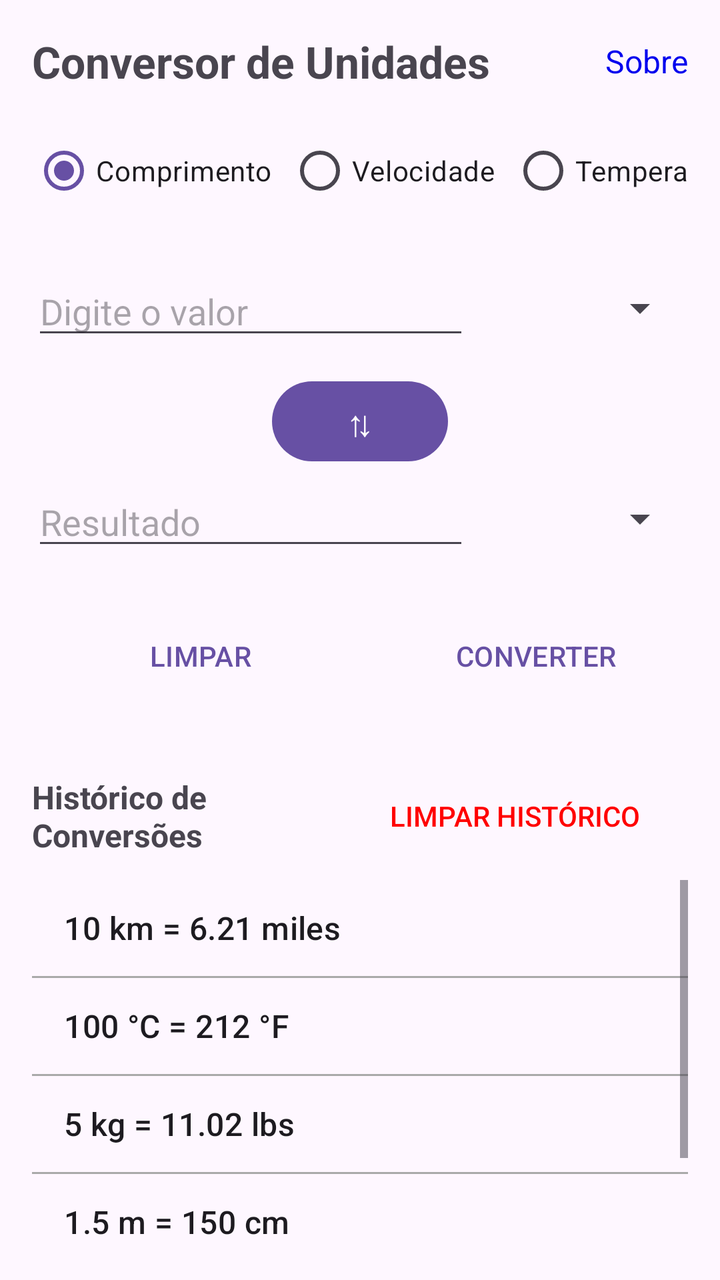
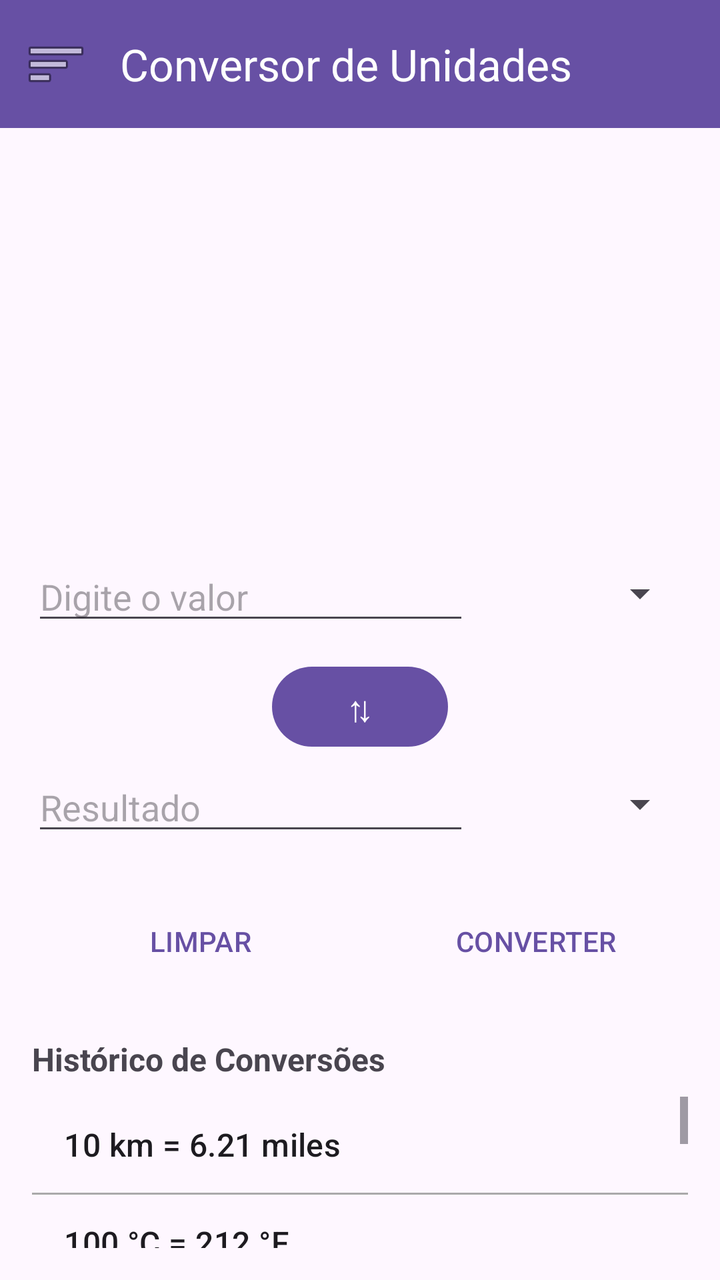

The first picture is an Android layout as it rendered before a commit; the second is the same layout after the commit. The layout source and the unified diff follow.
<!-- AndroidManifest.xml: application theme Theme.ConvertorUnidades -->
<!-- res/layout/activity_main.xml -->
<?xml version="1.0" encoding="utf-8"?>
<LinearLayout xmlns:android="http://schemas.android.com/apk/res/android"
    android:layout_width="match_parent"
    android:layout_height="match_parent"
    android:orientation="vertical"
    android:padding="16dp">

    
    <RelativeLayout
        android:layout_width="match_parent"
        android:layout_height="wrap_content"
        android:layout_marginBottom="16dp">

        <TextView
            android:id="@+id/btnSobre"
            android:layout_width="wrap_content"
            android:layout_height="wrap_content"
            android:text="@string/sobre"
            android:textColor="#0000EE"
            android:textSize="16sp"
            android:layout_alignParentEnd="true"
            android:layout_centerVertical="true"
            android:clickable="true"
            android:focusable="true" />

        <TextView
            android:id="@+id/tvTitulo"
            android:layout_width="match_parent"
            android:layout_height="wrap_content"
            android:text="@string/conversor_de_unidades"
            android:textSize="22sp"
            android:textStyle="bold"
            android:layout_alignParentStart="true"
            android:layout_toStartOf="@id/btnSobre"
            android:layout_marginEnd="8dp"
            android:layout_centerVertical="true" />
    </RelativeLayout>

    
    <HorizontalScrollView
        android:layout_width="match_parent"
        android:layout_height="wrap_content"
        android:fillViewport="true"
        android:scrollbars="none"
        android:layout_marginBottom="24dp">

        <RadioGroup
            android:id="@+id/rgTiposUnidades"
            android:layout_width="wrap_content"
            android:layout_height="wrap_content"
            android:orientation="horizontal">

            <RadioButton
                android:id="@+id/rbComprimento"
                android:layout_width="wrap_content"
                android:layout_height="wrap_content"
                android:text="@string/comprimento"
                android:checked="true"
                android:layout_marginEnd="8dp"/>

            <RadioButton
                android:id="@+id/rbVelocidade"
                android:layout_width="wrap_content"
                android:layout_height="wrap_content"
                android:text="@string/velocidade"
                android:layout_marginEnd="8dp"/>

            <RadioButton
                android:id="@+id/rbTemperatura"
                android:layout_width="wrap_content"
                android:layout_height="wrap_content"
                android:layout_marginEnd="8dp"
                android:text="@string/temperatura" />

            <RadioButton
                android:id="@+id/rbVolume"
                android:layout_width="wrap_content"
                android:layout_height="wrap_content"
                android:text="@string/volume"
                android:layout_marginEnd="8dp"/>

            <RadioButton
                android:id="@+id/rbPeso"
                android:layout_width="wrap_content"
                android:layout_height="wrap_content"
                android:text="@string/peso" />
        </RadioGroup>
    </HorizontalScrollView>

    
    <LinearLayout
        android:layout_width="match_parent"
        android:layout_height="wrap_content"
        android:orientation="horizontal"
        android:weightSum="3"
        android:layout_marginBottom="8dp">

        <EditText
            android:id="@+id/etValorEntrada"
            android:layout_width="0dp"
            android:layout_height="wrap_content"
            android:layout_weight="2"
            android:hint="@string/digite_o_valor"
            android:inputType="numberDecimal"
            android:importantForAutofill="no" />

        <Spinner
            android:id="@+id/spUnidadeEntrada"
            android:layout_width="0dp"
            android:layout_height="wrap_content"
            android:layout_weight="1"
            android:layout_gravity="center_vertical" />

    </LinearLayout>

    
    <Button
        android:id="@+id/btnAlternar"
        android:layout_width="wrap_content"
        android:layout_height="wrap_content"
        android:text="@string/alternarUnidades"
        android:textSize="18sp"
        android:layout_gravity="center_horizontal"
        android:layout_marginTop="4dp"
        android:layout_marginBottom="4dp" />

    
    <LinearLayout
        android:layout_width="match_parent"
        android:layout_height="wrap_content"
        android:orientation="horizontal"
        android:weightSum="3"
        android:layout_marginBottom="24dp">

        <EditText
            android:id="@+id/etValorSaida"
            android:layout_width="0dp"
            android:layout_height="wrap_content"
            android:layout_weight="2"
            android:hint="@string/resultado"
            android:inputType="numberDecimal"
            android:importantForAutofill="no" />

        <Spinner
            android:id="@+id/spUnidadeSaida"
            android:layout_width="0dp"
            android:layout_height="wrap_content"
            android:layout_weight="1"
            android:layout_gravity="center_vertical" />

    </LinearLayout>

    
    <LinearLayout
        android:layout_width="match_parent"
        android:layout_height="wrap_content"
        android:orientation="horizontal"
        style="?android:attr/buttonBarStyle"
        android:layout_marginBottom="32dp">

        <Button
            android:id="@+id/btnLimpar"
            android:layout_width="0dp"
            android:layout_height="wrap_content"
            android:layout_weight="1"
            android:text="@string/limpar"
            android:layout_marginEnd="8dp"
            style="?android:attr/buttonBarButtonStyle" />

        <Button
            android:id="@+id/btnConverter"
            android:layout_width="0dp"
            android:layout_height="wrap_content"
            android:layout_weight="1"
            android:text="@string/converter"
            android:layout_marginStart="8dp"
            style="?android:attr/buttonBarButtonStyle" />

    </LinearLayout>

    
    <RelativeLayout
        android:layout_width="match_parent"
        android:layout_height="wrap_content"
        android:layout_marginBottom="8dp">

        <Button
            android:id="@+id/btnLimparHistorico"
            android:layout_width="wrap_content"
            android:layout_height="wrap_content"
            android:text="@string/limpar_historico"
            style="?android:attr/borderlessButtonStyle"
            android:textColor="#FF0000"
            android:layout_alignParentEnd="true"
            android:layout_centerVertical="true" />

        <TextView
            android:id="@+id/tvTituloHistorico"
            android:layout_width="match_parent"
            android:layout_height="wrap_content"
            android:text="@string/historico_de_conversoes"
            android:textSize="16sp"
            android:textStyle="bold"
            android:layout_alignParentStart="true"
            android:layout_toStartOf="@id/btnLimparHistorico"
            android:layout_marginEnd="8dp"
            android:layout_centerVertical="true" />
    </RelativeLayout>

    
    <ListView
        android:id="@+id/lvHistorico"
        android:layout_width="match_parent"
        android:layout_height="0dp"
        android:layout_weight="1"
        android:entries="@array/dados_fake_historico"
        android:listSelector="@android:color/transparent"
        android:divider="@android:color/darker_gray"
        android:dividerHeight="1dp" />

</LinearLayout>
<!-- resources referenced by this layout -->
<resources>
  <string-array name="dados_fake_historico">
          <item>10 km = 6.21 miles</item>
          <item>100 °C = 212 °F</item>
          <item>5 kg = 11.02 lbs</item>
          <item>1.5 m = 150 cm</item>
          <item>32 °F = 0 °C</item>
      </string-array>
  <string name="alternarUnidades">⇅</string>
  <string name="comprimento">Comprimento</string>
  <string name="conversor_de_unidades">Conversor de Unidades</string>
  <string name="converter">CONVERTER</string>
  <string name="digite_o_valor">Digite o valor</string>
  <string name="historico_de_conversoes">Histórico de Conversões</string>
  <string name="limpar">LIMPAR</string>
  <string name="limpar_historico">Limpar Histórico</string>
  <string name="peso">Peso</string>
  <string name="resultado">Resultado</string>
  <string name="sobre">Sobre</string>
  <string name="temperatura">Temperatura</string>
  <string name="velocidade">Velocidade</string>
  <string name="volume">Volume</string>
  <style name="Theme.ConvertorUnidades" parent="Base.Theme.ConvertorUnidades" />
  <style name="Base.Theme.ConvertorUnidades" parent="Theme.Material3.DayNight.NoActionBar">
          
          
      </style>
</resources>

<!-- the commit's change to res/layout/activity_main.xml (unified diff, before → after) -->
@@ -1,198 +1,125 @@
 <?xml version="1.0" encoding="utf-8"?>
 <LinearLayout xmlns:android="http://schemas.android.com/apk/res/android"
+    xmlns:app="http://schemas.android.com/apk/res-auto"
+    android:id="@+id/main"
     android:layout_width="match_parent"
     android:layout_height="match_parent"
-    android:orientation="vertical"
-    android:padding="16dp">
+    android:orientation="vertical">
 
     
-    <RelativeLayout
+    <com.google.android.material.appbar.MaterialToolbar
+        android:id="@+id/toolbar"
         android:layout_width="match_parent"
-        android:layout_height="wrap_content"
-        android:layout_marginBottom="16dp">
-
-        <TextView
-            android:id="@+id/btnSobre"
-            android:layout_width="wrap_content"
-            android:layout_height="wrap_content"
-            android:text="@string/sobre"
-            android:textColor="#0000EE"
-            android:textSize="16sp"
-            android:layout_alignParentEnd="true"
-            android:layout_centerVertical="true"
-            android:clickable="true"
-            android:focusable="true" />
-
-        <TextView
-            android:id="@+id/tvTitulo"
-            android:layout_width="match_parent"
-            android:layout_height="wrap_content"
-            android:text="@string/conversor_de_unidades"
-            android:textSize="22sp"
-            android:textStyle="bold"
-            android:layout_alignParentStart="true"
-            android:layout_toStartOf="@id/btnSobre"
-            android:layout_marginEnd="8dp"
-            android:layout_centerVertical="true" />
-    </RelativeLayout>
-
-    
-    <HorizontalScrollView
-        android:layout_width="match_parent"
-        android:layout_height="wrap_content"
-        android:fillViewport="true"
-        android:scrollbars="none"
-        android:layout_marginBottom="24dp">
-
-        <RadioGroup
-            android:id="@+id/rgTiposUnidades"
-            android:layout_width="wrap_content"
-            android:layout_height="wrap_content"
-            android:orientation="horizontal">
-
-            <RadioButton
-                android:id="@+id/rbComprimento"
-                android:layout_width="wrap_content"
-                android:layout_height="wrap_content"
-                android:text="@string/comprimento"
-                android:checked="true"
-                android:layout_marginEnd="8dp"/>
-
-            <RadioButton
-                android:id="@+id/rbVelocidade"
-                android:layout_width="wrap_content"
-                android:layout_height="wrap_content"
-                android:text="@string/velocidade"
-                android:layout_marginEnd="8dp"/>
-
-            <RadioButton
-                android:id="@+id/rbTemperatura"
-                android:layout_width="wrap_content"
-                android:layout_height="wrap_content"
-                android:layout_marginEnd="8dp"
-                android:text="@string/temperatura" />
-
-            <RadioButton
-                android:id="@+id/rbVolume"
-                android:layout_width="wrap_content"
-                android:layout_height="wrap_content"
-                android:text="@string/volume"
-                android:layout_marginEnd="8dp"/>
-
-            <RadioButton
-                android:id="@+id/rbPeso"
-                android:layout_width="wrap_content"
-                android:layout_height="wrap_content"
-                android:text="@string/peso" />
-        </RadioGroup>
-    </HorizontalScrollView>
+        android:layout_height="?attr/actionBarSize"
+        android:background="?attr/colorPrimary"
+        app:title="@string/conversor_de_unidades"
+        app:titleTextColor="@android:color/white"
+        app:navigationIcon="@android:drawable/ic_menu_sort_by_size" />
 
     
     <LinearLayout
         android:layout_width="match_parent"
-        android:layout_height="wrap_content"
-        android:orientation="horizontal"
-        android:weightSum="3"
-        android:layout_marginBottom="8dp">
+        android:layout_height="match_parent"
+        android:orientation="vertical"
+        android:padding="16dp">
 
-        <EditText
-            android:id="@+id/etValorEntrada"
-            android:layout_width="0dp"
+        <GridView
+            android:id="@+id/gvTiposUnidades"
+            android:layout_width="match_parent"
+            android:layout_height="180dp"
+            android:numColumns="3"
+            android:verticalSpacing="8dp"
+            android:horizontalSpacing="8dp"
+            android:stretchMode="columnWidth"
+            android:gravity="center"
+            android:layout_marginBottom="16dp" />
+
+        <LinearLayout
+            android:layout_width="match_parent"
             android:layout_height="wrap_content"
-            android:layout_weight="2"
-            android:hint="@string/digite_o_valor"
-            android:inputType="numberDecimal"
-            android:importantForAutofill="no" />
+            android:orientation="horizontal"
+            android:weightSum="3"
+            android:layout_marginBottom="8dp">
 
-        <Spinner
-            android:id="@+id/spUnidadeEntrada"
-            android:layout_width="0dp"
-            android:layout_height="wrap_content"
-            android:layout_weight="1"
-            android:layout_gravity="center_vertical" />
+            <EditText
+                android:id="@+id/etValorEntrada"
+                android:layout_width="0dp"
+                android:layout_height="wrap_content"
+                android:layout_weight="2"
+                android:hint="@string/digite_o_valor"
+                android:inputType="numberDecimal"
+                android:importantForAutofill="no" />
 
-    </LinearLayout>
+            <Spinner
+                android:id="@+id/spUnidadeEntrada"
+                android:layout_width="0dp"
+                android:layout_height="wrap_content"
+                android:layout_weight="1"
+                android:layout_gravity="center_vertical" />
 
-    
-    <Button
-        android:id="@+id/btnAlternar"
-        android:layout_width="wrap_content"
-        android:layout_height="wrap_content"
-        android:text="@string/alternarUnidades"
-        android:textSize="18sp"
-        android:layout_gravity="center_horizontal"
-        android:layout_marginTop="4dp"
-        android:layout_marginBottom="4dp" />
-
-    
-    <LinearLayout
-        android:layout_width="match_parent"
-        android:layout_height="wrap_content"
-        android:orientation="horizontal"
-        android:weightSum="3"
-        android:layout_marginBottom="24dp">
-
-        <EditText
-            android:id="@+id/etValorSaida"
-            android:layout_width="0dp"
-            android:layout_height="wrap_content"
-            android:layout_weight="2"
-            android:hint="@string/resultado"
-            android:inputType="numberDecimal"
-            android:importantForAutofill="no" />
-
-        <Spinner
-            android:id="@+id/spUnidadeSaida"
-            android:layout_width="0dp"
-            android:layout_height="wrap_content"
-            android:layout_weight="1"
-            android:layout_gravity="center_vertical" />
-
-    </LinearLayout>
-
-    
-    <LinearLayout
-        android:layout_width="match_parent"
-        android:layout_height="wrap_content"
-        android:orientation="horizontal"
-        style="?android:attr/buttonBarStyle"
-        android:layout_marginBottom="32dp">
+        </LinearLayout>
 
         <Button
-            android:id="@+id/btnLimpar"
-            android:layout_width="0dp"
-            android:layout_height="wrap_content"
-            android:layout_weight="1"
-            android:text="@string/limpar"
-            android:layout_marginEnd="8dp"
-            style="?android:attr/buttonBarButtonStyle" />
-
-        <Button
-            android:id="@+id/btnConverter"
-            android:layout_width="0dp"
-            android:layout_height="wrap_content"
-            android:layout_weight="1"
-            android:text="@string/converter"
-            android:layout_marginStart="8dp"
-            style="?android:attr/buttonBarButtonStyle" />
-
-    </LinearLayout>
-
-    
-    <RelativeLayout
-        android:layout_width="match_parent"
-        android:layout_height="wrap_content"
-        android:layout_marginBottom="8dp">
-
-        <Button
-            android:id="@+id/btnLimparHistorico"
+            android:id="@+id/btnAlternar"
             android:layout_width="wrap_content"
             android:layout_height="wrap_content"
-            android:text="@string/limpar_historico"
-            style="?android:attr/borderlessButtonStyle"
-            android:textColor="#FF0000"
-            android:layout_alignParentEnd="true"
-            android:layout_centerVertical="true" />
+            android:text="@string/alternarUnidades"
+            android:textSize="18sp"
+            android:layout_gravity="center_horizontal"
+            android:layout_marginTop="4dp"
+            android:layout_marginBottom="4dp" />
+
+        <LinearLayout
+            android:layout_width="match_parent"
+            android:layout_height="wrap_content"
+            android:orientation="horizontal"
+            android:weightSum="3"
+            android:layout_marginBottom="24dp">
+
+            <EditText
+                android:id="@+id/etValorSaida"
+                android:layout_width="0dp"
+                android:layout_height="wrap_content"
+                android:layout_weight="2"
+                android:hint="@string/resultado"
+                android:inputType="numberDecimal"
+                android:importantForAutofill="no" />
+
+            <Spinner
+                android:id="@+id/spUnidadeSaida"
+                android:layout_width="0dp"
+                android:layout_height="wrap_content"
+                android:layout_weight="1"
+                android:layout_gravity="center_vertical" />
+
+        </LinearLayout>
+
+        <LinearLayout
+            android:layout_width="match_parent"
+            android:layout_height="wrap_content"
+            android:orientation="horizontal"
+            style="?android:attr/buttonBarStyle"
+            android:layout_marginBottom="24dp">
+
+            <Button
+                android:id="@+id/btnLimpar"
+                android:layout_width="0dp"
+                android:layout_height="wrap_content"
+                android:layout_weight="1"
+                android:text="@string/limpar"
+                android:layout_marginEnd="8dp"
+                style="?android:attr/buttonBarButtonStyle" />
+
+            <Button
+                android:id="@+id/btnConverter"
+                android:layout_width="0dp"
+                android:layout_height="wrap_content"
+                android:layout_weight="1"
+                android:text="@string/converter"
+                android:layout_marginStart="8dp"
+                style="?android:attr/buttonBarButtonStyle" />
+
+        </LinearLayout>
 
         <TextView
             android:id="@+id/tvTituloHistorico"
@@ -201,21 +128,18 @@
             android:text="@string/historico_de_conversoes"
             android:textSize="16sp"
             android:textStyle="bold"
-            android:layout_alignParentStart="true"
-            android:layout_toStartOf="@id/btnLimparHistorico"
-            android:layout_marginEnd="8dp"
-            android:layout_centerVertical="true" />
-    </RelativeLayout>
+            android:layout_marginBottom="8dp" />
 
-    
-    <ListView
-        android:id="@+id/lvHistorico"
-        android:layout_width="match_parent"
-        android:layout_height="0dp"
-        android:layout_weight="1"
-        android:entries="@array/dados_fake_historico"
-        android:listSelector="@android:color/transparent"
-        android:divider="@android:color/darker_gray"
-        android:dividerHeight="1dp" />
+        <ListView
+            android:id="@+id/lvHistorico"
+            android:layout_width="match_parent"
+            android:layout_height="0dp"
+            android:layout_weight="1"
+            android:entries="@array/dados_fake_historico"
+            android:listSelector="@android:color/transparent"
+            android:divider="@android:color/darker_gray"
+            android:dividerHeight="1dp" />
+
+    </LinearLayout>
 
 </LinearLayout>
<!-- resource entries referenced after the edit -->
@@ -8,19 +8,12 @@
           <item>32 °F = 0 °C</item>
       </string-array>
   <string name="alternarUnidades">⇅</string>
-  <string name="comprimento">Comprimento</string>
   <string name="conversor_de_unidades">Conversor de Unidades</string>
   <string name="converter">CONVERTER</string>
   <string name="digite_o_valor">Digite o valor</string>
   <string name="historico_de_conversoes">Histórico de Conversões</string>
   <string name="limpar">LIMPAR</string>
-  <string name="limpar_historico">Limpar Histórico</string>
-  <string name="peso">Peso</string>
   <string name="resultado">Resultado</string>
-  <string name="sobre">Sobre</string>
-  <string name="temperatura">Temperatura</string>
-  <string name="velocidade">Velocidade</string>
-  <string name="volume">Volume</string>
   <style name="Theme.ConvertorUnidades" parent="Base.Theme.ConvertorUnidades" />
   <style name="Base.Theme.ConvertorUnidades" parent="Theme.Material3.DayNight.NoActionBar">
           
